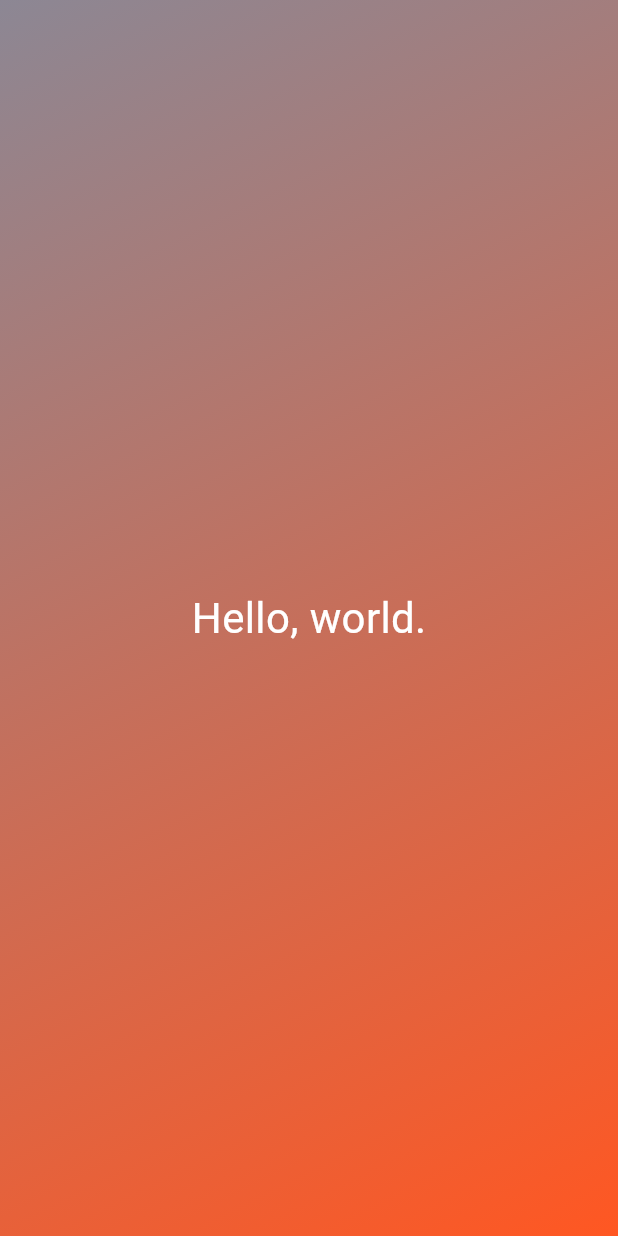
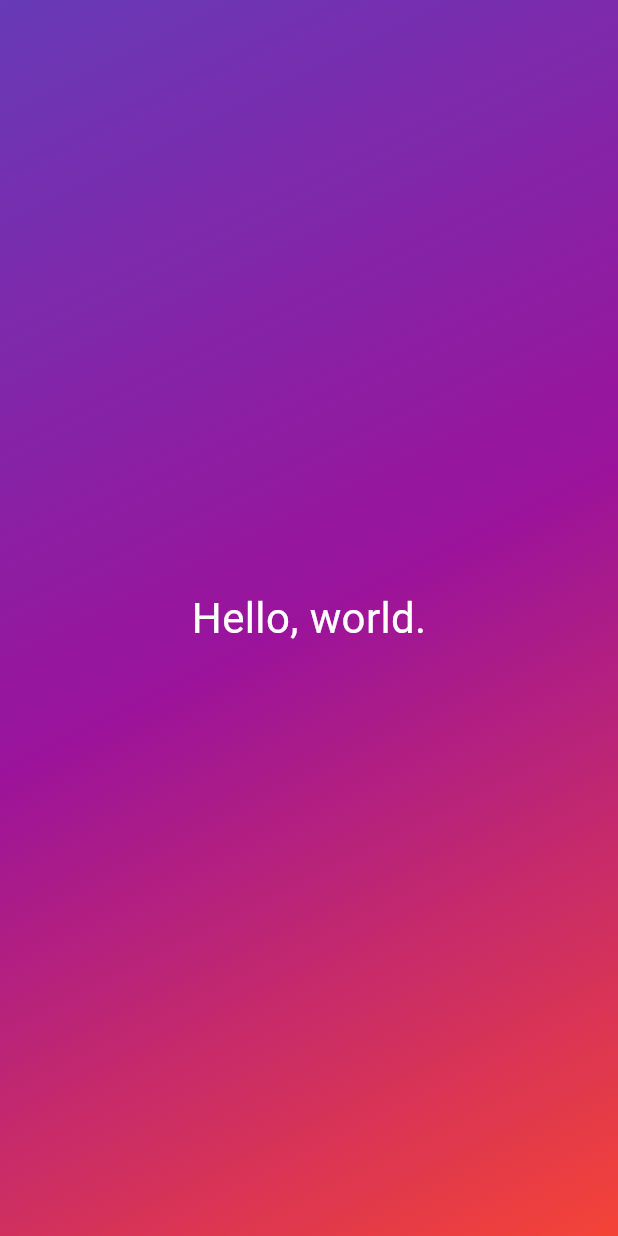
Before and after one commit to maonyanta/udemy-roll-dice-app, a Flutter app: the screen it shows after launch, on a phone screen of 412 x 824 dp. Run offline on Flutter 3.47's test engine with Material 3 defaults, Android fonts, the phone set to English and light mode, and no system bars.

Commit message:
44. make colors argument

```diff
--- a/lib/gradient_container.dart
+++ b/lib/gradient_container.dart
@@ -5,17 +5,19 @@ var startAlignment = Alignment.topLeft;
 var endAlignment = Alignment.bottomRight;
 
 class GradientContainer extends StatelessWidget {
-  const GradientContainer({super.key});
+  const GradientContainer(this.colors, {super.key});
+
+  final List<Color> colors;
 
   @override
   Widget build(context) {
     return Container(
           decoration: BoxDecoration(
             gradient: LinearGradient(
-              colors: const [
-                Color.fromRGBO(140, 135, 148, 1),
-                Color.fromRGBO(255, 87, 34, 1),
-              ],
+              colors: colors, //const [
+              //  Color.fromRGBO(140, 135, 148, 1),
+              //  Color.fromRGBO(255, 87, 34, 1),
+              //],
               begin: startAlignment, //Alignment.topLeft,
               end: endAlignment, //Alignment.bottomRight,
             ),
```
Also changed, not shown: lib/main.dart (+7 -1 lines).
